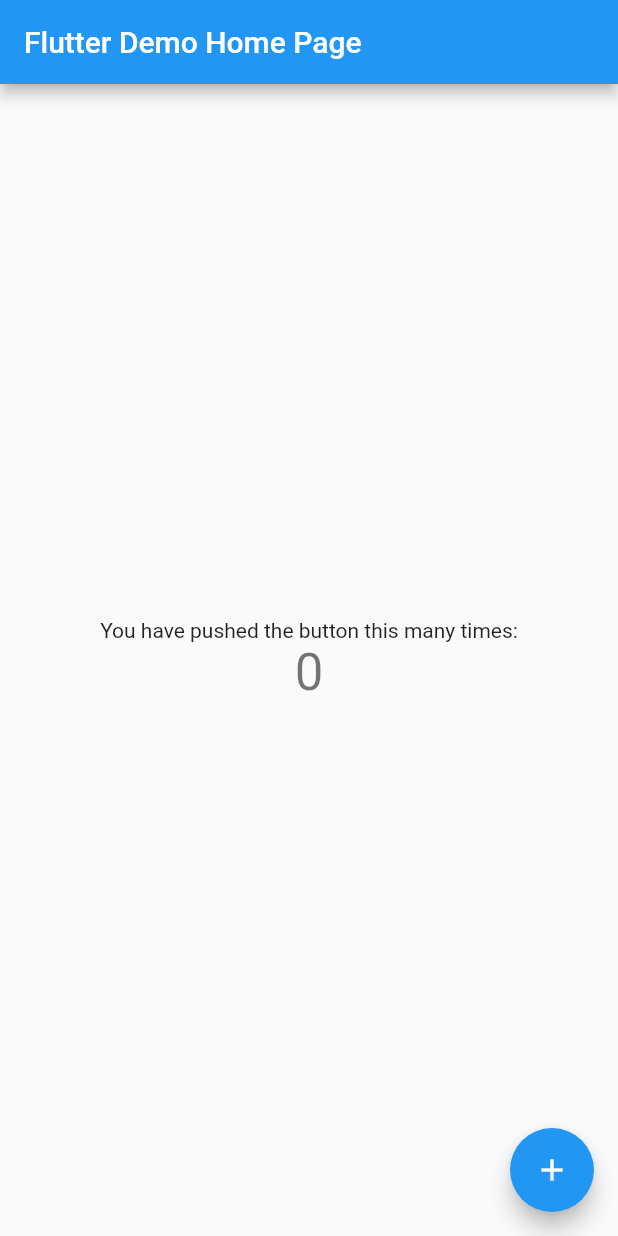
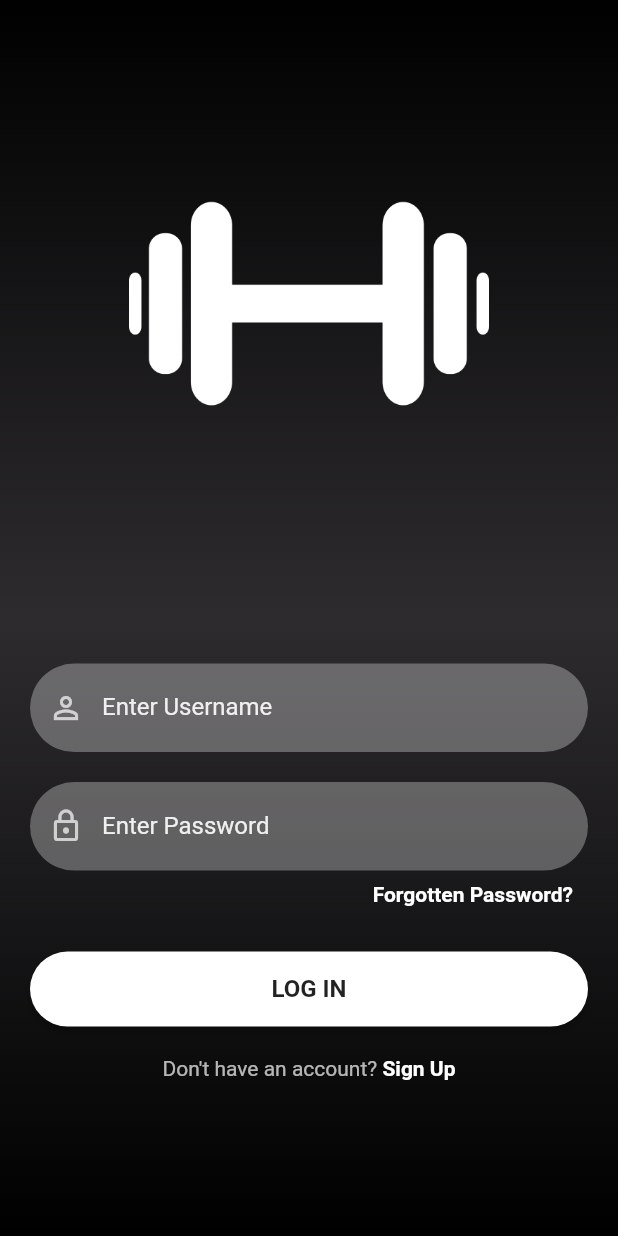
Before and after one commit to ignRyann/gymclubapp, a Flutter app: the screen it shows after launch, on a phone screen of 412 x 824 dp. Run offline on Flutter 3.47's test engine with Material 2 defaults, Android fonts, the phone set to English and light mode, and no system bars.

Commit message:
initial
Sign In, Sign Up & Forget Password Screen UI Design

```diff
--- a/gymclubapp/lib/main.dart
+++ b/gymclubapp/lib/main.dart
@@ -1,4 +1,5 @@
 import 'package:flutter/material.dart';
+import 'package:gymclubapp/screens/signin.dart';
 
 void main() {
   runApp(const MyApp());
@@ -10,106 +11,9 @@
   // This widget is the root of your application.
   @override
   Widget build(BuildContext context) {
-    return MaterialApp(
-      title: 'Flutter Demo',
-      theme: ThemeData(
-        // This is the theme of your application.
-        //
-        // Try running your application with "flutter run". You'll see the
-        // application has a blue toolbar. Then, without quitting the app, try
-        // changing the primarySwatch below to Colors.green and then invoke
-        // "hot reload" (press "r" in the console where you ran "flutter run",
-        // or simply save your changes to "hot reload" in a Flutter IDE).
-        // Notice that the counter didn't reset back to zero; the application
-        // is not restarted.
-        primarySwatch: Colors.blue,
-      ),
-      home: const MyHomePage(title: 'Flutter Demo Home Page'),
+    return const MaterialApp(
+      title: 'GymClub',
+      home: SignInScreen(),
     );
   }
 }
-
-class MyHomePage extends StatefulWidget {
-  const MyHomePage({Key? key, required this.title}) : super(key: key);
-
-  // This widget is the home page of your application. It is stateful, meaning
-  // that it has a State object (defined below) that contains fields that affect
-  // how it looks.
-
-  // This class is the configuration for the state. It holds the values (in this
-  // case the title) provided by the parent (in this case the App widget) and
-  // used by the build method of the State. Fields in a Widget subclass are
-  // always marked "final".
-
-  final String title;
-
-  @override
-  State<MyHomePage> createState() => _MyHomePageState();
-}
-
-class _MyHomePageState extends State<MyHomePage> {
-  int _counter = 0;
-
-  void _incrementCounter() {
-    setState(() {
-      // This call to setState tells the Flutter framework that something has
-      // changed in this State, which causes it to rerun the build method below
-      // so that the display can reflect the updated values. If we changed
-      // _counter without calling setState(), then the build method would not be
-      // called again, and so nothing would appear to happen.
-      _counter++;
-    });
-  }
-
-  @override
-  Widget build(BuildContext context) {
-    // This method is rerun every time setState is called, for instance as done
-    // by the _incrementCounter method above.
-    //
-    // The Flutter framework has been optimized to make rerunning build methods
-    // fast, so that you can just rebuild anything that needs updating rather
-    // than having to individually change instances of widgets.
-    return Scaffold(
-      appBar: AppBar(
-        // Here we take the value from the MyHomePage object that was created by
-        // the App.build method, and use it to set our appbar title.
-        title: Text(widget.title),
-      ),
-      body: Center(
-        // Center is a layout widget. It takes a single child and positions it
-        // in the middle of the parent.
-        child: Column(
-          // Column is also a layout widget. It takes a list of children and
-          // arranges them vertically. By default, it sizes itself to fit its
-          // children horizontally, and tries to be as tall as its parent.
-          //
-          // Invoke "debug painting" (press "p" in the console, choose the
-          // "Toggle Debug Paint" action from the Flutter Inspector in Android
-          // Studio, or the "Toggle Debug Paint" command in Visual Studio Code)
-          // to see the wireframe for each widget.
-          //
-          // Column has various properties to control how it sizes itself and
-          // how it positions its children. Here we use mainAxisAlignment to
-          // center the children vertically; the main axis here is the vertical
-          // axis because Columns are vertical (the cross axis would be
-          // horizontal).
-          mainAxisAlignment: MainAxisAlignment.center,
-          children: <Widget>[
-            const Text(
-              'You have pushed the button this many times:',
-            ),
-            Text(
-              '$_counter',
-              style: Theme.of(context).textTheme.headline4,
-            ),
-          ],
-        ),
-      ),
-      floatingActionButton: FloatingActionButton(
-        onPressed: _incrementCounter,
-        tooltip: 'Increment',
-        child: const Icon(Icons.add),
-      ), // This trailing comma makes auto-formatting nicer for build methods.
-    );
-  }
-}
--- /dev/null
+++ b/gymclubapp/lib/screens/screens.dart
@@ -0,0 +1,4 @@
+export 'home.dart';
+export 'signin.dart';
+export 'signup.dart';
+export 'forgotpassword.dart';
--- /dev/null
+++ b/gymclubapp/lib/screens/signin.dart
@@ -0,0 +1,118 @@
+// ignore_for_file: library_private_types_in_public_api
+
+import 'package:flutter/material.dart';
+import 'package:gymclubapp/screens/screens.dart';
+import 'package:gymclubapp/utils/utils.dart';
+
+class SignInScreen extends StatefulWidget {
+  const SignInScreen({Key? key}) : super(key: key);
+
+  @override
+  _SignInScreenState createState() => _SignInScreenState();
+}
+
+class _SignInScreenState extends State<SignInScreen> {
+  final TextEditingController _passwordTextController = TextEditingController();
+  final TextEditingController _emailTextController = TextEditingController();
+  bool _invalidCredentials = false;
+
+  @override
+  Widget build(BuildContext context) {
+    return Scaffold(
+      body: Container(
+        width: MediaQuery.of(context).size.width,
+        height: MediaQuery.of(context).size.height,
+        decoration: BoxDecoration(
+            gradient: LinearGradient(colors: [
+          hexStringToColor("000000"),
+          hexStringToColor("2d2b2e"),
+          hexStringToColor("000000"),
+        ], begin: Alignment.topCenter, end: Alignment.bottomCenter)),
+        child: SingleChildScrollView(
+            child: Padding(
+                padding: EdgeInsets.fromLTRB(
+                    20, MediaQuery.of(context).size.height * 0.1, 20, 0),
+                child: Column(
+                  children: <Widget>[
+                    logoWidget("images/dumbell.png", 240, 240),
+                    const SizedBox(
+                      height: 120,
+                    ),
+                    reusableTextField("Enter Username", Icons.person_outline,
+                        _emailTextController),
+                    const SizedBox(
+                      height: 20,
+                    ),
+                    reusablePasswordField(
+                        "Enter Password", _passwordTextController),
+                    _invalidCredentials
+                        ? const Text("Invalid credentials, please retry.",
+                            style: TextStyle(color: Colors.red))
+                        : Container(),
+                    forgetPassword(context),
+                    const SizedBox(
+                      height: 20,
+                    ),
+                    button(context, 'LOG IN', () {
+                      setState(() {
+                        if (_passwordTextController.text != "123") {
+                          _invalidCredentials = true;
+                        } else {
+                          _invalidCredentials = false;
+                          // Navigator.push(
+                          //     context,
+                          //     MaterialPageRoute(
+                          //         builder: (context) => homePage()));
+                        }
+                      });
+                    }),
+                    signUpOption(context),
+                  ],
+                ))),
+      ),
+    );
+  }
+}
+
+Row signUpOption(BuildContext context) {
+  return Row(
+    mainAxisAlignment: MainAxisAlignment.center,
+    children: [
+      const Text("Don't have an account? ",
+          style: TextStyle(color: Colors.white70)),
+      GestureDetector(
+        onTap: () {
+          Navigator.push(context,
+              MaterialPageRoute(builder: (context) => const SignUpScreen()));
+        },
+        child: const Text(
+          "Sign Up",
+          style: TextStyle(color: Colors.white, fontWeight: FontWeight.bold),
+        ),
+      )
+    ],
+  );
+}
+
+Padding forgetPassword(BuildContext context) {
+  return Padding(
+    padding: const EdgeInsets.fromLTRB(0, 8, 10, 0),
+    child: Row(
+      mainAxisAlignment: MainAxisAlignment.end,
+      children: [
+        GestureDetector(
+          onTap: () {
+            Navigator.push(
+                context,
+                MaterialPageRoute(
+                    builder: (context) => const ForgetPasswordScreen()));
+          },
+          child: const Text(
+            "Forgotten Password?",
+            style: TextStyle(color: Colors.white, fontWeight: FontWeight.bold),
+          ),
+        )
+      ],
+    ),
+  );
+}
--- /dev/null
+++ b/gymclubapp/lib/utils/colour_utils.dart
@@ -0,0 +1,9 @@
+import 'package:flutter/material.dart';
+
+hexStringToColor(String hexColor) {
+  hexColor = hexColor.toUpperCase().replaceAll("#", "");
+  if (hexColor.length == 6) {
+    hexColor = "FF$hexColor";
+  }
+  return Color(int.parse(hexColor, radix: 16));
+}
--- /dev/null
+++ b/gymclubapp/lib/utils/utils.dart
@@ -0,0 +1,2 @@
+export 'colour_utils.dart';
+export 'widgets.dart';
--- /dev/null
+++ b/gymclubapp/lib/utils/widgets.dart
@@ -0,0 +1,89 @@
+import 'package:flutter/material.dart';
+
+Image logoWidget(String imageName, double w, double h) {
+  return Image.asset(
+    imageName,
+    fit: BoxFit.fitWidth,
+    width: w,
+    height: h,
+    color: Colors.white,
+  );
+}
+
+TextField reusableTextField(
+    String text, IconData icon, TextEditingController controller) {
+  return TextField(
+    controller: controller,
+    enableSuggestions: false,
+    autocorrect: false,
+    cursorColor: Colors.white,
+    style: TextStyle(color: Colors.white.withOpacity(0.9)),
+    decoration: InputDecoration(
+      prefixIcon: Icon(
+        icon,
+        color: Colors.white70,
+      ),
+      labelText: text,
+      labelStyle: TextStyle(color: Colors.white.withOpacity(0.9)),
+      filled: true,
+      floatingLabelBehavior: FloatingLabelBehavior.never,
+      fillColor: Colors.white.withOpacity(0.3),
+      border: OutlineInputBorder(
+          borderRadius: BorderRadius.circular(30.0),
+          borderSide: const BorderSide(width: 0, style: BorderStyle.none)),
+    ),
+  );
+}
+
+TextField reusablePasswordField(String text, TextEditingController controller) {
+  return TextField(
+    controller: controller,
+    obscureText: true,
+    enableSuggestions: false,
+    autocorrect: false,
+    cursorColor: Colors.white,
+    style: TextStyle(color: Colors.white.withOpacity(0.9)),
+    decoration: InputDecoration(
+      prefixIcon: const Icon(
+        Icons.lock_outline,
+        color: Colors.white70,
+      ),
+      labelText: text,
+      labelStyle: TextStyle(color: Colors.white.withOpacity(0.9)),
+      filled: true,
+      floatingLabelBehavior: FloatingLabelBehavior.never,
+      fillColor: Colors.white.withOpacity(0.3),
+      border: OutlineInputBorder(
+          borderRadius: BorderRadius.circular(30.0),
+          borderSide: const BorderSide(width: 0, style: BorderStyle.none)),
+    ),
+  );
+}
+
+Container button(BuildContext context, String text, Function onTap) {
+  return Container(
+    width: MediaQuery.of(context).size.width,
+    height: 50,
+    margin: const EdgeInsets.fromLTRB(0, 10, 0, 20),
+    decoration: BoxDecoration(borderRadius: BorderRadius.circular(90)),
+    child: ElevatedButton(
+      onPressed: () {
+        onTap();
+      },
+      style: ButtonStyle(
+          backgroundColor: MaterialStateProperty.resolveWith((states) {
+            if (states.contains(MaterialState.pressed)) {
+              return Colors.black26;
+            }
+            return Colors.white;
+          }),
+          shape: MaterialStateProperty.all<RoundedRectangleBorder>(
+              RoundedRectangleBorder(borderRadius: BorderRadius.circular(50)))),
+      child: Text(
+        text,
+        style: const TextStyle(
+            color: Colors.black87, fontWeight: FontWeight.bold, fontSize: 16),
+      ),
+    ),
+  );
+}
--- a/gymclubapp/pubspec.yaml
+++ b/gymclubapp/pubspec.yaml
@@ -58,9 +58,8 @@
   uses-material-design: true
 
   # To add assets to your application, add an assets section, like this:
-  # assets:
-  #   - images/a_dot_burr.jpeg
-  #   - images/a_dot_ham.jpeg
+  assets:
+    - images/
 
   # An image asset can refer to one or more resolution-specific "variants", see
   # https://flutter.dev/assets-and-images/#resolution-aware
```
Also changed, not shown: gymclubapp/lib/screens/forgotpassword.dart (added, +64 -0 lines), gymclubapp/lib/screens/signup.dart (added, +90 -0 lines), gymclubapp/images/dumbell.png (added), gymclubapp/lib/screens/home.dart (added).
